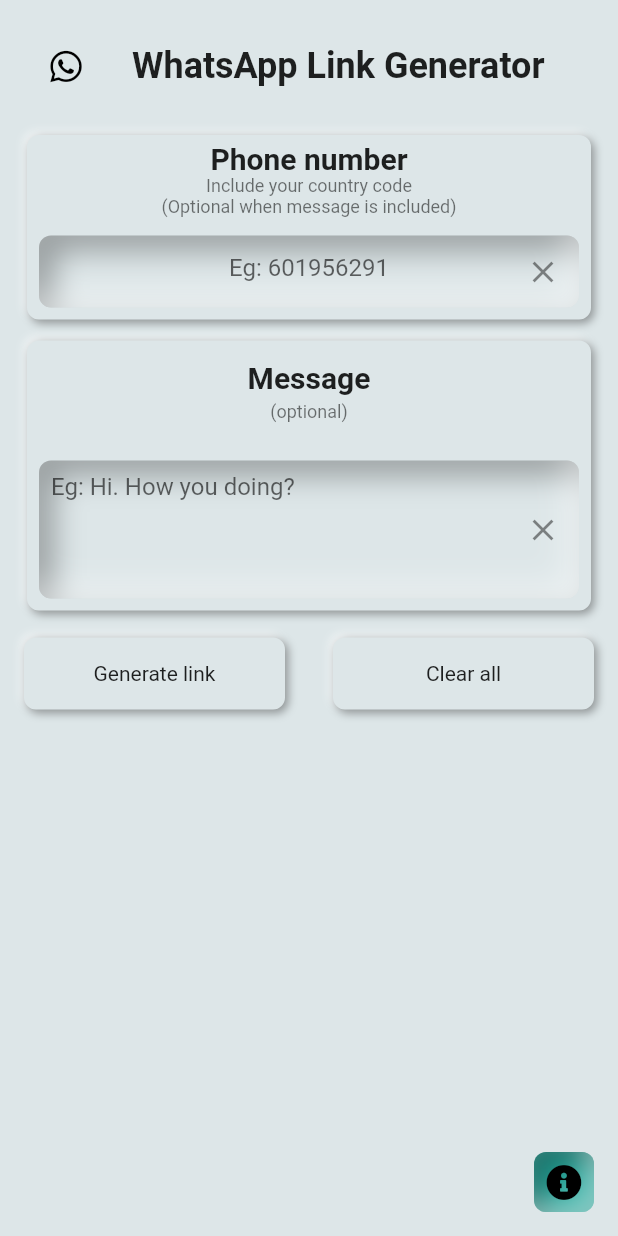
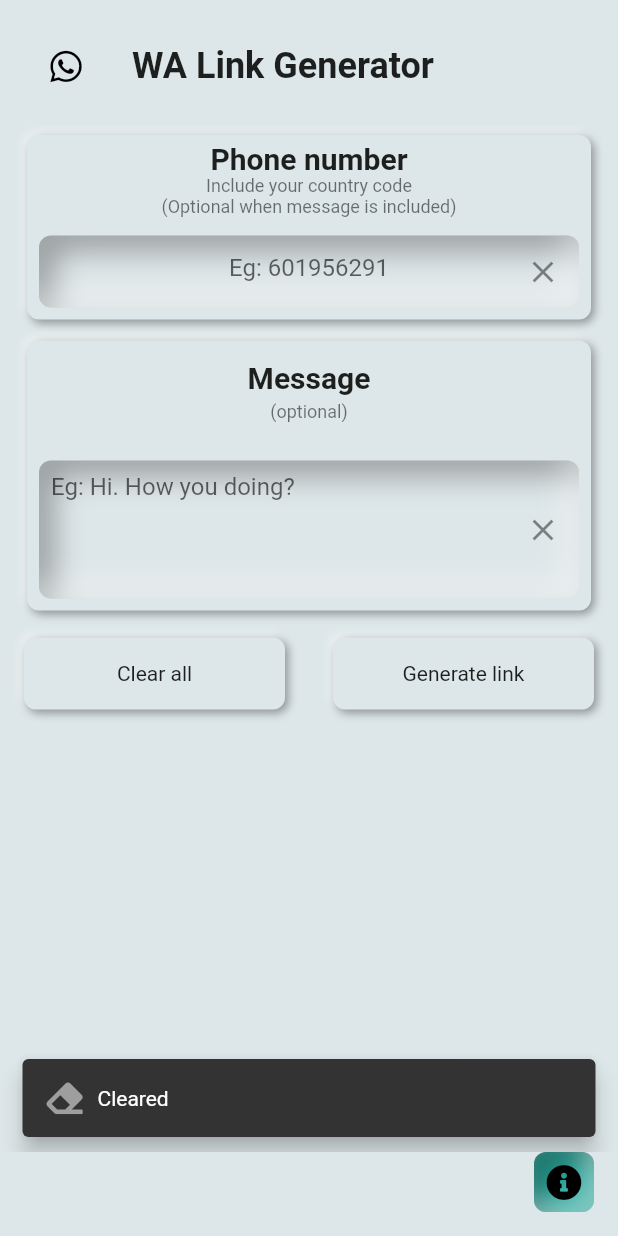
Before and after one commit to iqfareez/whatsapp_link_generator, a Flutter app: the screen it shows after launch, after a tap on "Clear all", on a phone screen of 412 x 824 dp. Run offline on Flutter 3.47's test engine with Material 2 defaults, Android fonts, the phone set to English and light mode, and no system bars; drawn by our look-alikes of flutter_neumorphic; our stand-ins replace auto_size_text, font_awesome_flutter, qr_flutter, share; missing offline and left inert: keyboard_avoider.

Commit message:
Doing some fiinal thingy

```diff
--- a/lib/form.dart
+++ b/lib/form.dart
@@ -1,8 +1,8 @@
 import 'package:flutter/cupertino.dart';
 import 'package:flutter/material.dart';
 import 'package:flutter_neumorphic/flutter_neumorphic.dart';
+import 'package:font_awesome_flutter/font_awesome_flutter.dart';
 import 'package:keyboard_avoider/keyboard_avoider.dart';
-
 import 'Reuseable_widget.dart';
 import 'result.dart';
 
@@ -30,7 +30,39 @@
             inputMessageForm(),
             Row(
               children: [
-                Expanded(
+                buildClearButton(),
+                buildGenerateButton(context),
+              ],
+            )
+          ],
+        ),
+      ),
+    );
+  }
+
+  Expanded buildClearButton() {
+    return Expanded(
+      child: NeuButton(
+        label: 'Clear all',
+        onPressedButton: () {
+          messageContentController.clear();
+          phoneNumController.clear();
+          ScaffoldMessenger.of(context).showSnackBar(SnackBar(
+              behavior: SnackBarBehavior.floating,
+              content: Row(
+                children: [
+                  Icon(FontAwesomeIcons.eraser, color: Colors.grey),
+                  SizedBox(width: 10),
+                  Text('Cleared')
+                ],
+              )));
+        },
+      ),
+    );
+  }
+
+  Expanded buildGenerateButton(BuildContext context) {
+    return Expanded(
       child: NeuButton(
         label: 'Generate link',
         onPressedButton: () {
@@ -43,20 +75,6 @@
                 ),
               ));
         },
-                  ),
-                ),
-                Expanded(
-                    child: NeuButton(
-                  label: 'Clear all',
-                  onPressedButton: () {
-                    messageContentController.clear();
-                    phoneNumController.clear();
-                  },
-                )),
-              ],
-            )
-          ],
-        ),
       ),
     );
   }
--- a/lib/main.dart
+++ b/lib/main.dart
@@ -15,6 +15,7 @@
   @override
   Widget build(BuildContext context) {
     return NeumorphicApp(
+      debugShowCheckedModeBanner: false,
       title: 'WhatsApp link generator',
       themeMode: ThemeMode.light,
       home: MyHomePage(),
@@ -33,7 +34,7 @@
         appBar: NeumorphicAppBar(
           leading: Icon(FontAwesomeIcons.whatsapp),
           title: Text(
-            'WhatsApp Link Generator',
+            'WA Link Generator',
             style: TextStyle(fontWeight: FontWeight.bold),
           ),
         ),
@@ -42,6 +43,7 @@
           style: NeumorphicStyle(depth: -16, color: Colors.teal.shade400),
           onPressed: () {
             showAboutDialog(
+                //TODO: Settlekan tempat ni
                 context: context,
                 applicationName: 'WhatsApp Link Generator',
                 applicationVersion: '1.2.8-F+5',
```
Also changed, not shown: lib/custom_widget.dart (+8 -1 lines), lib/result.dart (+8 -1 lines). Lines whose indentation alone changed are shown as unchanged.
